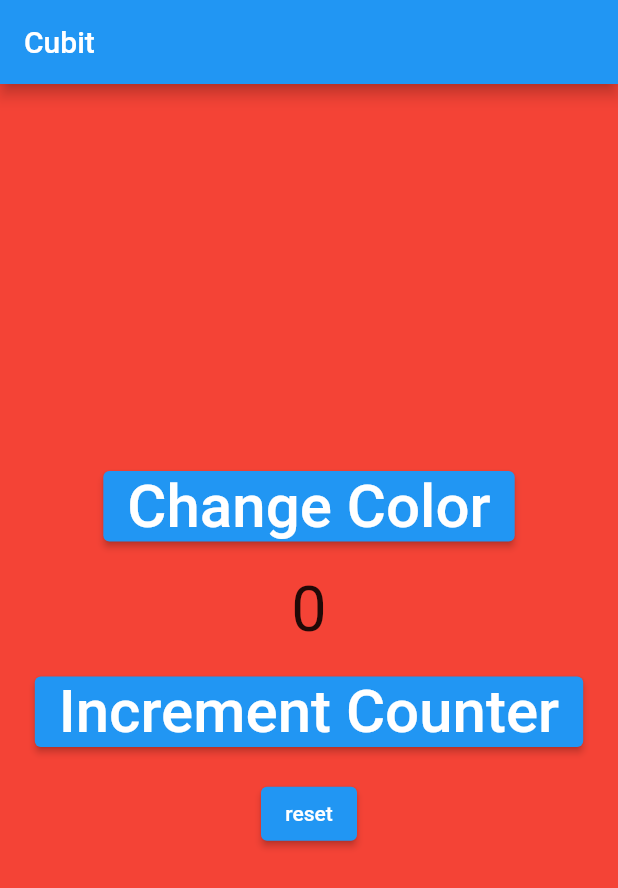
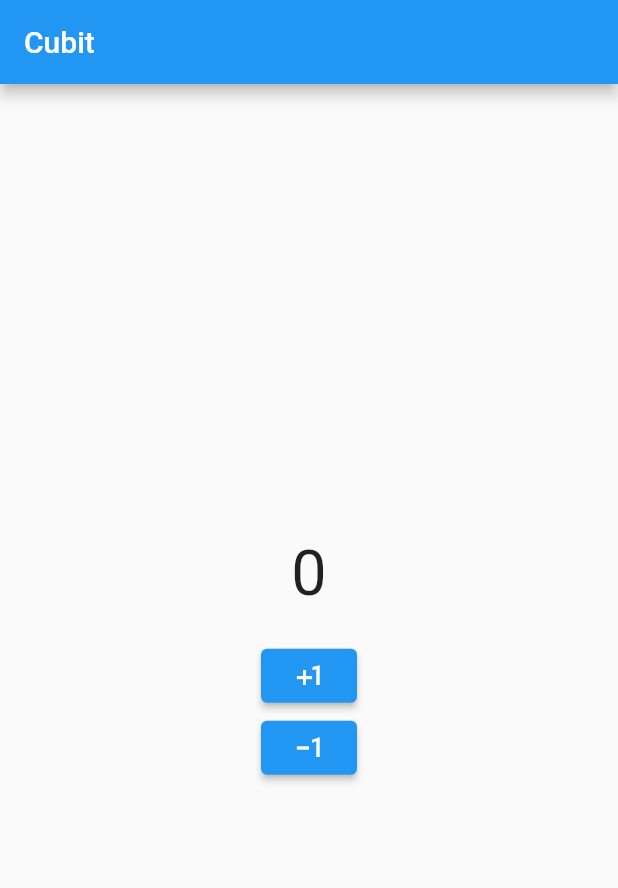
Before and after one commit to alexregiani/bloc_flutterly, a Flutter app: the screen it shows after launch, on a phone screen of 412 x 824 dp. Shown: the top 888 px of the screen. Run offline on Flutter 3.47's test engine with Material 2 defaults, Android fonts, the phone set to English and light mode, and no system bars; our stand-ins replace bloc, equatable, flutter_bloc, gap.

Commit message:
transformed into counter only

```diff
--- a/lib/bloc/color/color_bloc.dart
+++ /dev/null
@@ -1,20 +0,0 @@
-import 'package:bloc/bloc.dart';
-import 'package:equatable/equatable.dart';
-import 'package:flutter/material.dart';
-
-part 'color_event.dart';
-part 'color_state.dart';
-
-class ColorBloc extends Bloc<ColorEvent, ColorState> {
-  ColorBloc() : super(ColorState.initial()) {
-    on<ColorChangeEvent>((event, emit) {
-      if (state.color == Colors.red) {
-        emit(state.copyWith(color: Colors.green));
-      } else if (state.color == Colors.blue) {
-        emit(state.copyWith(color: Colors.red));
-      } else if (state.color == Colors.green) {
-        emit(state.copyWith(color: Colors.blue));
-      }
-    });
-  }
-}
--- a/lib/bloc/color/color_event.dart
+++ /dev/null
@@ -1,10 +0,0 @@
-part of 'color_bloc.dart';
-
-abstract class ColorEvent extends Equatable {
-  const ColorEvent();
-}
-
-class ColorChangeEvent extends ColorEvent {
-  @override
-  List<Object> get props => [];
-}
--- a/lib/bloc/color/color_state.dart
+++ /dev/null
@@ -1,27 +0,0 @@
-part of 'color_bloc.dart';
-
-class ColorState extends Equatable {
-  final Color color;
-
-  ColorState({required this.color});
-
-  factory ColorState.initial() {
-    return ColorState(color: Colors.red);
-  }
-
-  @override
-  List<Object> get props => [color];
-
-  @override
-  String toString() {
-    return 'ColorState{color: $color}';
-  }
-
-  ColorState copyWith({
-    Color? color,
-  }) {
-    return ColorState(
-      color: color ?? this.color,
-    );
-  }
-}
--- a/lib/bloc/counter/counter_bloc.dart
+++ b/lib/bloc/counter/counter_bloc.dart
@@ -6,13 +6,13 @@ part 'counter_state.dart';
 
 class CounterBloc extends Bloc<CounterEvent, CounterState> {
   CounterBloc() : super(CounterState.initial()) {
-    on<CounterChangeEvent>((event, emit) {
+    on<CounterAddEvent>((event, emit) {
       // print('before change $state');
-      emit(state.copyWith(state.counter + event.counter));
+      emit(state.copyWith(state.counter + 1));
       // print('after change $state');
     });
-    on<CounterResetEvent>((event, emit) {
-      emit(state.copyWith(state.counter * 0));
+    on<CounterSubtractEvent>((event, emit) {
+      emit(state.copyWith(state.counter - 1));
     });
   }
 }
--- a/lib/bloc/counter/counter_event.dart
+++ b/lib/bloc/counter/counter_event.dart
@@ -4,16 +4,14 @@ abstract class CounterEvent extends Equatable {
   const CounterEvent();
 }
 
-class CounterChangeEvent extends CounterEvent {
-  final int counter;
+class CounterAddEvent extends CounterEvent {
+  const CounterAddEvent();
 
-  const CounterChangeEvent(this.counter);
-
-  @override
-  List<Object> get props => [counter];
-}
-
-class CounterResetEvent extends CounterEvent {
   @override
   List<Object> get props => [];
 }
+
+class CounterSubtractEvent extends CounterEvent {
+  @override
+  List<Object> get props => [];
+}
--- a/lib/main.dart
+++ b/lib/main.dart
@@ -3,13 +3,15 @@ import 'package:flutter/material.dart';
 import 'package:flutter_bloc/flutter_bloc.dart';
 import 'package:gap/gap.dart';
 
-import 'bloc/color/color_bloc.dart';
 import 'bloc/counter/counter_bloc.dart';
 
 void main() {
   Bloc.observer = MyBlocObserver();
   runApp(
-    const MyApp(),
+    BlocProvider(
+      create: (context) => CounterBloc(),
+      child: const MyApp(),
+    ),
   );
 }
 
@@ -21,36 +23,11 @@ class MyApp extends StatefulWidget {
 }
 
 class _MyAppState extends State<MyApp> {
-  int incrementSize = 1;
 
   @override
   Widget build(BuildContext context) {
-    return MultiBlocProvider(
-      providers: [
-        BlocProvider(
-          create: (context) => ColorBloc(),
-        ),
-        BlocProvider(
-          create: (context) => CounterBloc(),
-        ),
-      ],
-      child: MaterialApp(
-        home: BlocBuilder<ColorBloc, ColorState>(
-          builder: (context, state) {
-            return BlocListener<ColorBloc, ColorState>(
-              listener: (context, state) {
-                if (state.color == Colors.red) {
-                  incrementSize = 1;
-                } else if (state.color == Colors.blue) {
-                  incrementSize = 10;
-                } else if (state.color == Colors.green) {
-                  incrementSize = 100;
-                } else {
-                  incrementSize = 1;
-                }
-              },
-              child: Scaffold(
-                  backgroundColor: state.color,
+    return MaterialApp(
+        home: Scaffold(
             appBar: AppBar(
               title: const Text('Cubit'),
             ),
@@ -58,11 +35,6 @@ class _MyAppState extends State<MyApp> {
               child: Column(
                 mainAxisAlignment: MainAxisAlignment.center,
                 children: [
-                        ElevatedButton(
-                          onPressed: () => BlocProvider.of<ColorBloc>(context).add(ColorChangeEvent()),
-                          child: const Text(style: TextStyle(fontSize: 40), 'Change Color'),
-                        ),
-                        const Gap(20),
                   BlocBuilder<CounterBloc, CounterState>(
                     builder: (context, state) {
                       return Text(textScaleFactor: 3, '${state.counter}');
@@ -70,22 +42,15 @@ class _MyAppState extends State<MyApp> {
                   ),
                   const Gap(20),
                   ElevatedButton(
-                          onPressed: () => BlocProvider.of<CounterBloc>(context).add(CounterChangeEvent(incrementSize)),
-                          child: const Text(style: TextStyle(fontSize: 40), 'Increment Counter'),
+                    onPressed: () => BlocProvider.of<CounterBloc>(context).add(const CounterAddEvent()),
+                    child: Icon(Icons.plus_one),
                   ),
-                        const Gap(20),
                   ElevatedButton(
-                          onPressed: () => BlocProvider.of<CounterBloc>(context).add(CounterResetEvent()),
-                          child: const Text('reset'),
-                        )
+                      onPressed: () => context.read<CounterBloc>().add(CounterSubtractEvent()),
+                      child: const Icon(Icons.exposure_minus_1))
                 ],
               ),
             ) // SizedBox(width: 200, height: 270, child: CardItem()),
-              ),
-            );
-          },
-        ),
-      ),
-    );
+            ));
   }
 }
```
Lines whose indentation alone changed are shown as unchanged.
